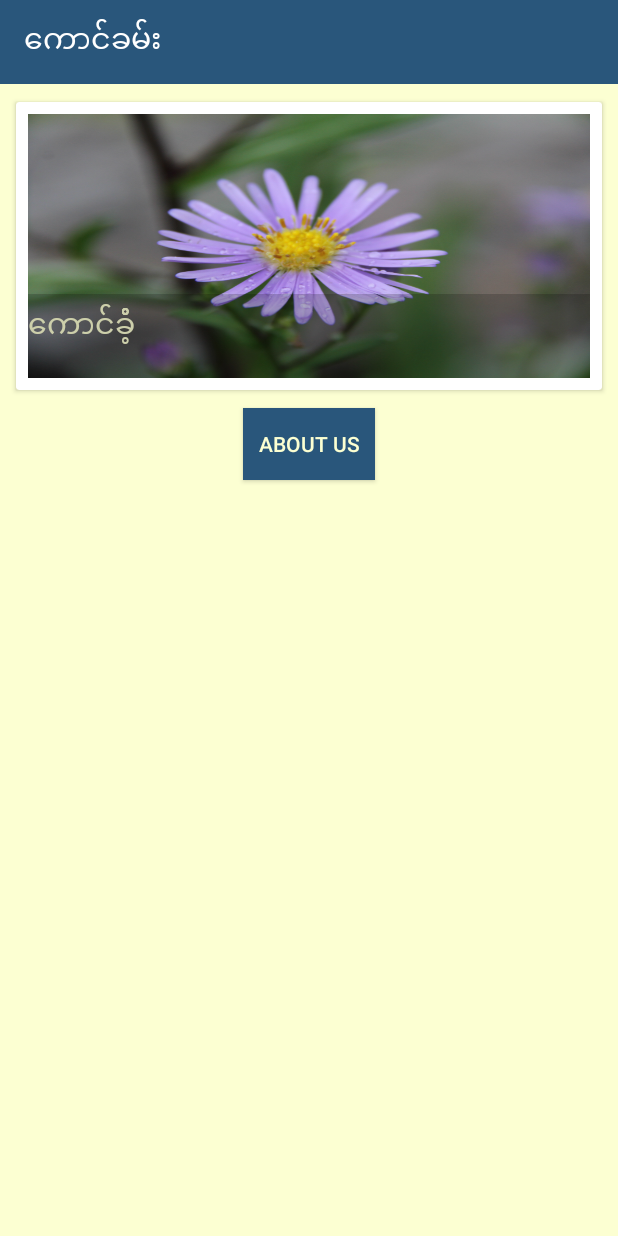
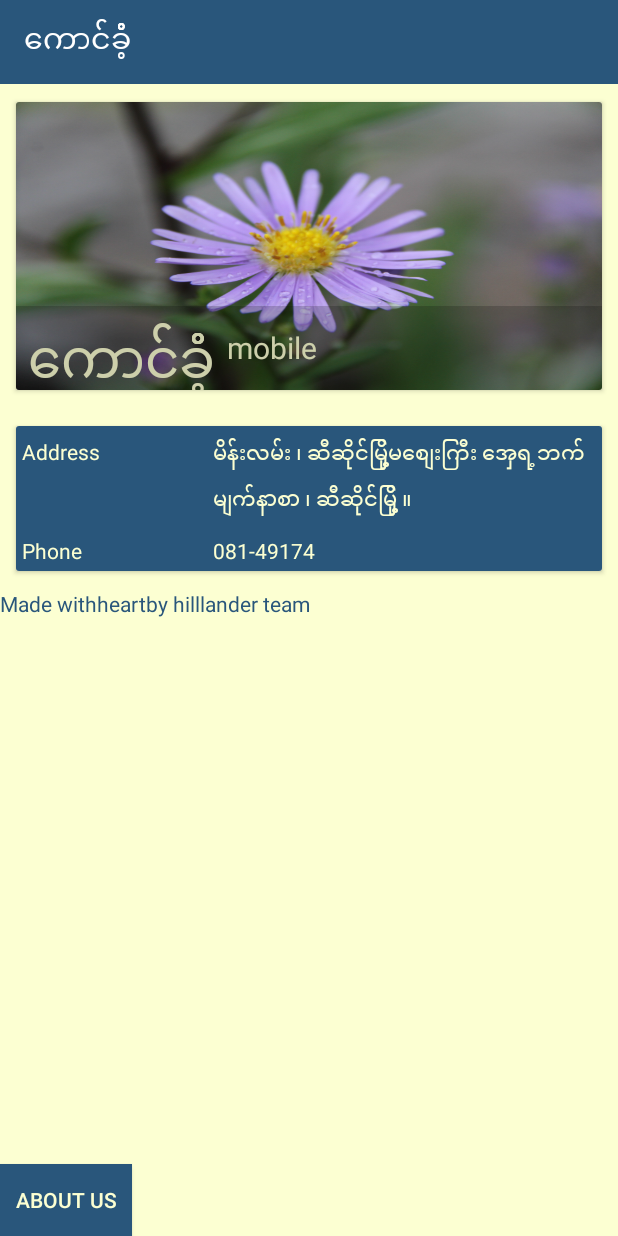
Before and after one commit to khunzohn/khaungKham, an Android app: the screen it shows after launch (MainActivity), on a phone screen of 412 x 824 dp. Run offline under Robolectric (Android 15) with nearby library versions, the phone set to English and light mode, and no system bars.

Commit message:
add and modify new main activity layout

```diff
--- a/app/src/main/java/com/hilllander/khunzohn/khwangkham/MyWidgetProvider.java
+++ b/app/src/main/java/com/hilllander/khunzohn/khwangkham/MyWidgetProvider.java
@@ -11,7 +11,6 @@ import com.hilllander.khunzohn.khwangkham.service.UpdateService;
 import com.hilllander.khunzohn.khwangkham.util.MarketDay;
 
 import java.util.Calendar;
-import java.util.Locale;
 
 /**
  * Created by khunzohn on 10/1/15.
@@ -30,7 +29,7 @@ public class MyWidgetProvider extends AppWidgetProvider {
     public void onUpdate(Context context, AppWidgetManager appWidgetManager, int[] appWidgetIds) {
         final AlarmManager alarmManager = (AlarmManager) context.getSystemService(Context.ALARM_SERVICE);
 
-        final Calendar time = Calendar.getInstance(Locale.getDefault());
+        final Calendar time = Calendar.getInstance();
         time.set(Calendar.MINUTE, 0);
         time.set(Calendar.SECOND, 0);
         time.set(Calendar.MILLISECOND, 0);
--- a/app/src/main/java/com/hilllander/khunzohn/khwangkham/util/MarketDay.java
+++ b/app/src/main/java/com/hilllander/khunzohn/khwangkham/util/MarketDay.java
@@ -19,12 +19,9 @@ public class MarketDay extends GregorianCalendar {
             31, 30, 31};
 
     public String getMarketDay(int day, final int month, final int year) {
-        String marketDay = "";
         int dayIndexInYear = getDayIndexInYear(day, month, year);
         int marketDayIndex = dayIndexInYear % 5;
-        marketDay = marketDays[marketDayIndex];
-
-        return marketDay;
+        return marketDays[marketDayIndex];
     }
 
     private int getDayIndexInYear(int day, int month, int year) {
--- a/app/src/main/res/layout/activity_main_modified.xml
+++ b/app/src/main/res/layout/activity_main_modified.xml
@@ -24,7 +24,6 @@
         <RelativeLayout
             android:layout_width="match_parent"
             android:layout_height="match_parent"
-            android:layout_margin="8dp"
             android:background="@drawable/back_10"
             android:orientation="vertical">
 
@@ -34,24 +33,138 @@
                 android:layout_alignParentBottom="true"
                 android:foreground="@color/black_alpha">
 
+                <LinearLayout
+                    android:layout_width="match_parent"
+                    android:layout_height="match_parent"
+                    android:orientation="horizontal">
+
                     <TextView
                         android:layout_width="wrap_content"
                         android:layout_height="match_parent"
+                        android:layout_gravity="center_vertical"
+                        android:paddingLeft="8dp"
                         android:text="@string/client"
                         android:textColor="@color/text_color"
+
+                        android:textSize="@dimen/large_text" />
+
+                    <TextView
+                        android:layout_width="wrap_content"
+                        android:layout_height="wrap_content"
+                        android:layout_gravity="center"
+                        android:paddingLeft="8dp"
+                        android:text="@string/client_shop_type"
+                        android:textColor="@color/text_color"
                         android:textSize="@dimen/normal_text" />
+                </LinearLayout>
+
             </FrameLayout>
         </RelativeLayout>
     </android.support.v7.widget.CardView>
 
+    <android.support.v7.widget.CardView
+        android:layout_width="match_parent"
+        android:layout_height="wrap_content"
+        android:layout_margin="8dp"
+        android:layout_marginTop="0dp"
+        android:background="@color/text_color"
+        app:cardUseCompatPadding="true">
+
+        <LinearLayout
+            android:layout_width="match_parent"
+            android:layout_height="match_parent"
+            android:orientation="vertical">
+
+            <LinearLayout
+                android:layout_width="match_parent"
+                android:layout_height="wrap_content"
+                android:background="?attr/colorPrimary"
+                android:orientation="horizontal"
+                android:padding="4dp"
+                android:weightSum="3">
+
+                <TextView
+                    android:layout_width="0dp"
+                    android:layout_height="wrap_content"
+                    android:layout_weight="1"
+                    android:text="@string/label_address"
+                    android:textColor="@color/text_color" />
+
+                <TextView
+                    android:layout_width="0dp"
+                    android:layout_height="wrap_content"
+                    android:layout_weight="2"
+                    android:text="@string/value_address"
+                    android:textColor="@color/text_color" />
+            </LinearLayout>
+
+            <LinearLayout
+                android:layout_width="match_parent"
+                android:layout_height="wrap_content"
+                android:background="?attr/colorPrimary"
+                android:orientation="horizontal"
+                android:padding="4dp"
+                android:weightSum="3">
+
+                <TextView
+                    android:layout_width="0dp"
+                    android:layout_height="wrap_content"
+                    android:layout_weight="1"
+                    android:text="@string/label_number"
+                    android:textColor="@color/text_color" />
+
+                <TextView
+                    android:layout_width="0dp"
+                    android:layout_height="wrap_content"
+                    android:layout_weight="2"
+                    android:text="@string/value_number"
+                    android:textColor="@color/text_color" />
+            </LinearLayout>
+        </LinearLayout>
+
+    </android.support.v7.widget.CardView>
+
+    <RelativeLayout
+        android:layout_width="match_parent"
+        android:layout_height="match_parent">
+
+        <LinearLayout
+            android:layout_width="match_parent"
+            android:layout_height="wrap_content"
+            android:orientation="horizontal">
+
+            <TextView
+                android:layout_width="wrap_content"
+                android:layout_height="wrap_content"
+                android:text="@string/made_with"
+                android:textColor="?attr/colorPrimary" />
+            <!--<ImageView
+                android:layout_width="wrap_content"
+                android:layout_height="wrap_content"
+                android:background="@drawable/hearth"/>-->
+            <TextView
+                android:layout_width="wrap_content"
+                android:layout_height="wrap_content"
+                android:text="@string/heart"
+                android:textColor="?attr/colorPrimary" />
+
+            <TextView
+                android:layout_width="wrap_content"
+                android:layout_height="wrap_content"
+                android:text="@string/by_hilllander"
+                android:textColor="?attr/colorPrimary" />
+        </LinearLayout>
+
         <Button
             android:layout_width="wrap_content"
             android:layout_height="wrap_content"
+            android:layout_alignParentBottom="true"
             android:layout_gravity="center_horizontal"
             android:background="?attr/colorPrimary"
             android:onClick="aboutUs"
             android:text="@string/action_about"
             android:textColor="@color/text_color" />
+    </RelativeLayout>
 
 
 </LinearLayout>
--- a/app/src/main/res/layout/divider.xml
+++ b/app/src/main/res/layout/divider.xml
@@ -1,8 +1,9 @@
 <?xml version="1.0" encoding="utf-8"?>
-<view xmlns:android="http://schemas.android.com/apk/res/android"
+<View xmlns:android="http://schemas.android.com/apk/res/android"
     android:layout_width="match_parent"
     android:layout_height="1dp"
-    android:background="?attr/colorPrimary"
-    android:padding="16dp">
+    android:background="@color/text_color"
 
-</view>
+    >
+
+</View>
--- a/app/src/main/res/values/strings.xml
+++ b/app/src/main/res/values/strings.xml
@@ -1,5 +1,5 @@
 <resources>
-    <string name="app_name">ေကာင္ခမ္း</string>
+    <string name="app_name">ေကာင္ခံံံ့</string>
 
     <string name="hello_world">Hello world!</string>
     <string name="action_settings">Settings</string>
@@ -11,12 +11,19 @@
     <string name="logo_text_hilllander">Hilllander</string>
     <string name="logo_text_studio">studio</string>
     <string name="motto">We craft things with love</string>
-    <string name="title_our_team">Our Team :</string>
-    <string name="label_programming">Programming :</string>
+    <string name="title_our_team">Our Team</string>
+    <string name="label_programming">Programming</string>
     <string name="value_of_programming">khunzohn</string>
-    <string name="label_photographer">Photographer :</string>
+    <string name="label_photographer">Photographer</string>
     <string name="value_photographer">boam boan</string>
-    <string name="label_design">Design :</string>
+    <string name="label_design">Design</string>
     <string name="value_design">Khun Kyi</string>
     <string name="client_shop_type">mobile</string>
+    <string name="label_address">Address</string>
+    <string name="value_address">မိန္းလမ္း ၊ ဆီဆိုင္ျမို့မေစ်းျကီး အေှရ့ဘက္ မ်က္နာစာ ၊ ဆီဆိုင္ျမို့ ။ </string>
+    <string name="label_number">Phone</string>
+    <string name="value_number">081-49174</string>
+    <string name="made_with">Made with</string>
+    <string name="by_hilllander">by hilllander team</string>
+    <string name="heart">heart</string>
 </resources>
```
Lines whose indentation alone changed are shown as unchanged.
